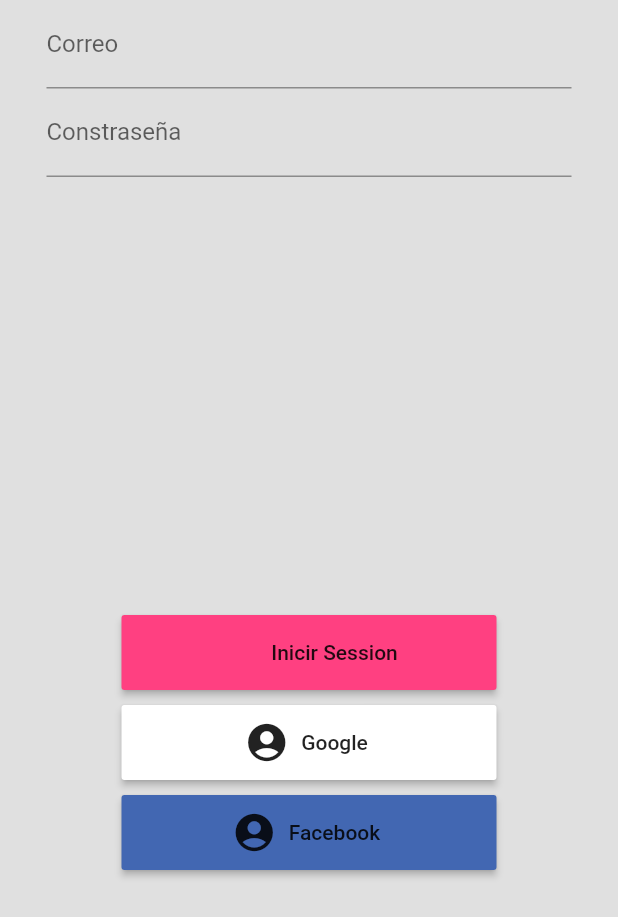
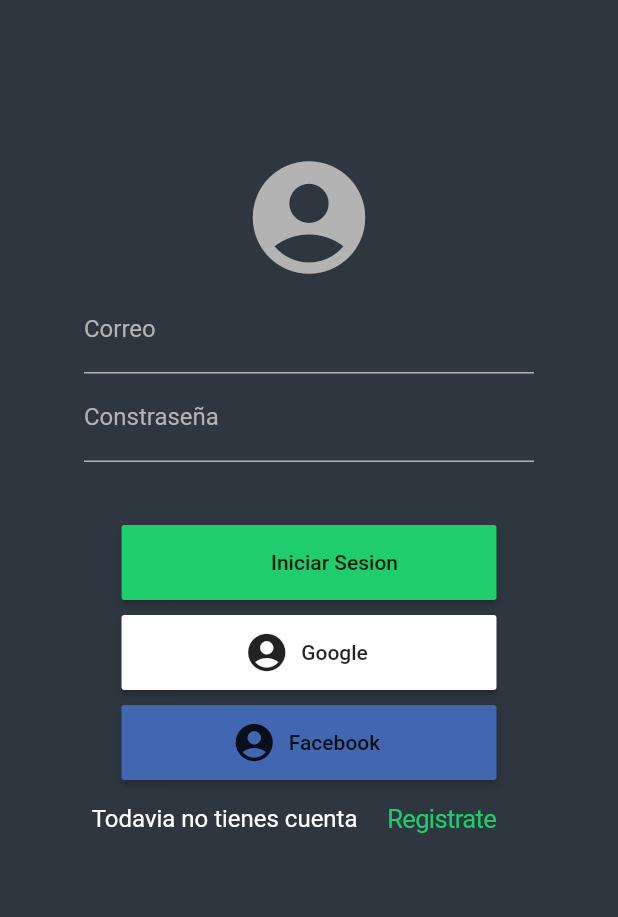
Before and after one commit to AlfaR0meo01/practica_flutter, a Flutter app: the screen it shows after launch, on a phone screen of 412 x 824 dp. Shown: the top 917 px of the screen. Run offline on Flutter 3.47's test engine with Material 2 defaults, Android fonts, the phone set to English and light mode, and no system bars.

Commit message:
diseno base hecho

```diff
--- a/lib/main.dart
+++ b/lib/main.dart
@@ -1,23 +1,25 @@
 import 'package:flutter/material.dart';
 import 'package:flutter/rendering.dart';
-//import 'test_dummy.dart';
-import 'login.dart';
+import 'vistas/login.dart';
+import 'vistas/registrar.dart';
 
 void main() => runApp(MyApp());
 
 class MyApp extends StatelessWidget {
   @override
   Widget build(BuildContext context) {
-    debugPaintSizeEnabled = true;
+    //debugPaintSizeEnabled = true;
     return MaterialApp(
       title: 'Flutter Demo',
       theme: ThemeData(
         primarySwatch: Colors.blue,
       ),
       //home: Test(title: 'Flutter Demo Home Page'),
-      home: Login(
-
-      ),
+      home: Login(),
+      routes: {
+        "login":(context)=>Login(),
+        "Registrar":(context)=>Registrar(),
+      },
       //home: Cube(),
     );
   }
--- a/lib/login.dart
+++ b/lib/vistas/login.dart
@@ -26,7 +26,7 @@ class _Loginpage extends State<Login> {
     //Orientation currentOrientation = MediaQuery.of(context).orientation;
 
     return Scaffold(
-      backgroundColor: Colors.grey[300],
+      backgroundColor: fromHex('#2e3740'),
       body: Container(
         width: size.width,
         height: size.height,
@@ -42,9 +42,18 @@ class _Loginpage extends State<Login> {
                       children: <Widget>[
                         Column(
                           children: <Widget>[
-                            ConstrainedBox(
+                            Container(
+                              margin: EdgeInsets.only(top: 100),
+                            ),
+                            Icon(
+                              Icons.account_circle,
+                              color: fromHex('#b3b3b3'),
+                              size: 90,
+                            ),
+                            Container(
+                              child: ConstrainedBox(
                                 constraints: BoxConstraints(
-                                maxHeight: 350,
+                                  maxHeight: 150,
                                   maxWidth: 350,
                                 ),
                                 child: Column(
@@ -58,14 +67,12 @@ class _Loginpage extends State<Login> {
                                   ],
                                 ),
                               ),
-                            SizedBox(
-                              height: 50,
                             ),
                             Column(
                               children: <Widget>[
                                 Button(
-                                  label: 'Inicir Session',
-                                  color: Colors.pinkAccent,
+                                  label: 'Iniciar Sesion',
+                                  color: fromHex('#1fcd6c'),
                                 ),
                                 Button(
                                   icon: Icons.account_circle,
@@ -76,6 +83,25 @@ class _Loginpage extends State<Login> {
                                   icon: Icons.account_circle,
                                   label: 'Facebook',
                                   color: fromHex('#4267b2'),
+                                ),
+                                Row(
+                                  mainAxisAlignment: MainAxisAlignment.center,
+                                  children: <Widget>[
+                                    Text(
+                                      'Todavia no tienes cuenta',
+                                      style: TextStyle(
+                                          fontSize: 16, color: Colors.white),
+                                    ),
+                                    CupertinoButton(
+                                      onPressed: () => Navigator.pushNamed(
+                                          context, "Registrar"),
+                                      child: Text(
+                                        'Registrate',
+                                        style: TextStyle(
+                                            color: fromHex('#1fcd6c')),
+                                      ),
+                                    )
+                                  ],
                                 )
                               ],
                             )
--- a/lib/widgets/input_text.dart
+++ b/lib/widgets/input_text.dart
@@ -1,22 +1,33 @@
 import 'package:flutter/material.dart';
+import 'package:practica_1/vistas/login.dart';
 
 class Input extends StatefulWidget {
   //Input({Key key}) : super(key: key);
   final String label;
 
-  const Input({Key key, this.label}) : super(key: key);
+  const Input({Key key, @required this.label}) : super(key: key);
 
   @override
   _Input_text_state createState() => _Input_text_state();
 }
 
 class _Input_text_state extends State<Input> {
+
+
   @override
   Widget build(BuildContext context) {
-    return TextFormField(
-      decoration: InputDecoration(
-        labelText: widget.label,
-      ),
+    return Container(
+      width: 300,
+      child:TextFormField(
+        style: new TextStyle(color: fromHex('#b3b3b3')),
+        decoration: InputDecoration(
+          labelText: widget.label,
+          labelStyle: TextStyle(color: fromHex('#b3b3b3')),
+          enabledBorder: UnderlineInputBorder(
+            borderSide: BorderSide(color: fromHex('#b3b3b3'),)),
+        ),
+
+      )
     );
   }
 }
--- a/pubspec.yaml
+++ b/pubspec.yaml
@@ -19,6 +19,7 @@ environment:
 dependencies:
   flutter:
     sdk: flutter
+    font_awesome_flutter: <latest_version>
   # The following adds the Cupertino Icons font to your application.
   # Use with the CupertinoIcons class for iOS style icons.
   cupertino_icons: ^0.1.2
```
Also changed, not shown: lib/test_dummy.dart (deleted, +0 -76 lines), lib/vistas/registrar.dart (added, +121 -0 lines), lib/widgets/circle.dart (deleted, +0 -24 lines), lib/widgets/login_button.dart (+4 -4 lines). Lines whose indentation alone changed are shown as unchanged.
